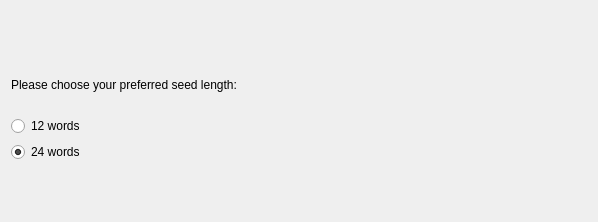
Qt form src/qt/forms/startoptions.ui (devaultcrypto/devault) before a commit.
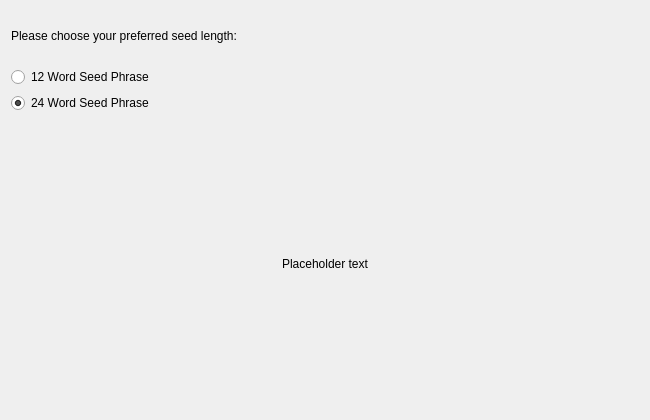
The same form after that commit.

Patch:
```diff
--- a/src/qt/forms/startoptions.ui
+++ b/src/qt/forms/startoptions.ui
@@ -6,20 +6,20 @@
    <rect>
     <x>0</x>
     <y>0</y>
-    <width>598</width>
-    <height>222</height>
+    <width>650</width>
+    <height>420</height>
    </rect>
   </property>
   <property name="sizePolicy">
-   <sizepolicy hsizetype="Preferred" vsizetype="Minimum">
+   <sizepolicy hsizetype="MinimumExpanding" vsizetype="MinimumExpanding">
     <horstretch>0</horstretch>
     <verstretch>0</verstretch>
    </sizepolicy>
   </property>
   <property name="minimumSize">
    <size>
-    <width>550</width>
-    <height>0</height>
+    <width>650</width>
+    <height>420</height>
    </size>
   </property>
   <property name="windowTitle">
@@ -68,7 +68,7 @@
         <cursorShape>PointingHandCursor</cursorShape>
        </property>
        <property name="text">
-        <string>12 words</string>
+        <string>12 Word Seed Phrase</string>
        </property>
       </widget>
      </item>
@@ -84,7 +84,7 @@
         <cursorShape>PointingHandCursor</cursorShape>
        </property>
        <property name="text">
-        <string>24 words</string>
+        <string>24 Word Seed Phrase</string>
        </property>
        <property name="iconSize">
         <size>
@@ -99,6 +99,28 @@
      </item>
     </layout>
    </item>
+   <item>
+    <widget class="QLabel" name="welcomeLabel3">
+     <property name="sizePolicy">
+      <sizepolicy hsizetype="Minimum" vsizetype="Preferred">
+       <horstretch>0</horstretch>
+       <verstretch>0</verstretch>
+      </sizepolicy>
+     </property>
+     <property name="text">
+      <string notr="true">Placeholder text</string>
+     </property>
+     <property name="textFormat">
+      <enum>Qt::RichText</enum>
+     </property>
+     <property name="alignment">
+      <set>Qt::AlignCenter</set>
+     </property>
+     <property name="wordWrap">
+      <bool>true</bool>
+     </property>
+    </widget>
+   </item>
   </layout>
  </widget>
  <resources/>
```
